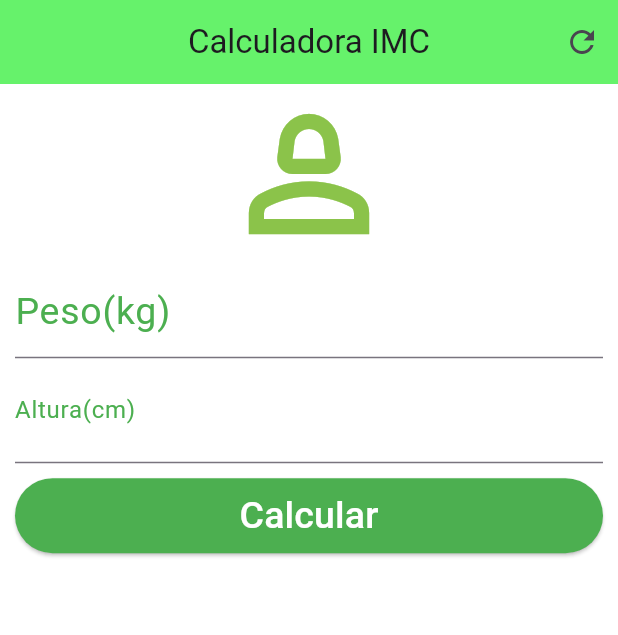
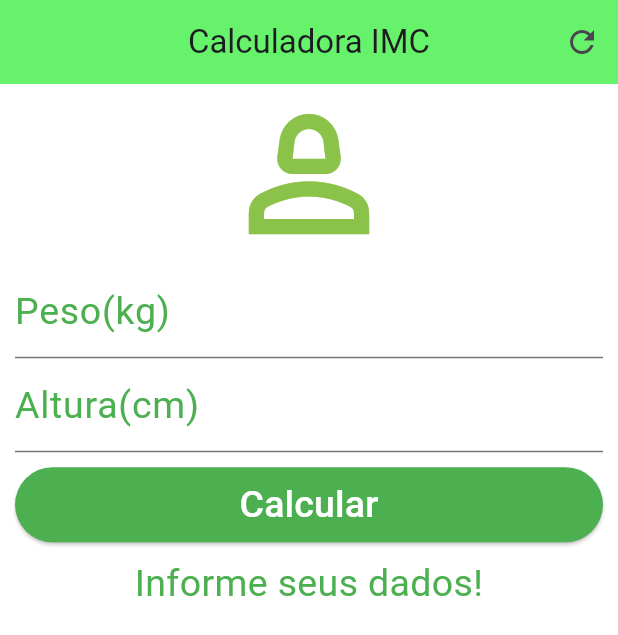
Before and after one commit to weslley-zamp/Flutter, a Flutter app: the screen it shows after launch, on a phone screen of 412 x 824 dp. Shown: the top 635 px of the screen. Run offline on Flutter 3.47's test engine with Material 3 defaults, Android fonts, the phone set to English and light mode, and no system bars.

Commit message:
Tu é doido

```diff
--- a/aula1/lib/main.dart
+++ b/aula1/lib/main.dart
@@ -86,6 +86,8 @@ class _HomeState extends State<Home> //Classe que representa o estado
                   labelText: "Peso(kg)",
                   labelStyle: TextStyle(color: Colors.green, fontSize: 25.0),
                 ),
+                textAlign: TextAlign.center,
+                style: TextStyle(color: Colors.green),
                 controller: _pesoController,
                 validator: (value){
                   if(value == null || value.isEmpty){
@@ -97,10 +99,10 @@ class _HomeState extends State<Home> //Classe que representa o estado
                 keyboardType: TextInputType.number,
                 decoration:InputDecoration(
                   labelText: "Altura(cm)",
-                  labelStyle: TextStyle(color: Colors.green),
+                  labelStyle: TextStyle(color: Colors.green, fontSize: 25.0),
                 ),
                 textAlign: TextAlign.center,
-                style: TextStyle(color: Colors.green, fontSize:25.0),
+                style: TextStyle(color: Colors.green),
                 controller: _alturaController,
                 validator:(value){
                   if(value == null || value.isEmpty){
@@ -121,12 +123,18 @@ class _HomeState extends State<Home> //Classe que representa o estado
                     },
                     child: Text(
                       "Calcular",
-                      style: TextStyle(color: Colors.white, fontSize:25.0),
+                      style: TextStyle(color: Colors.white, fontSize: 25.0),
                     ),
                     style: ElevatedButton.styleFrom(backgroundColor: Colors.green),
                   ),
+
                 ),
-              )
+              ),
+              Text(
+                _resultado,
+                textAlign: TextAlign.center,
+                style: TextStyle(color: Colors.green, fontSize: 25.0),
+              ),
             ],
           )
         )
```
